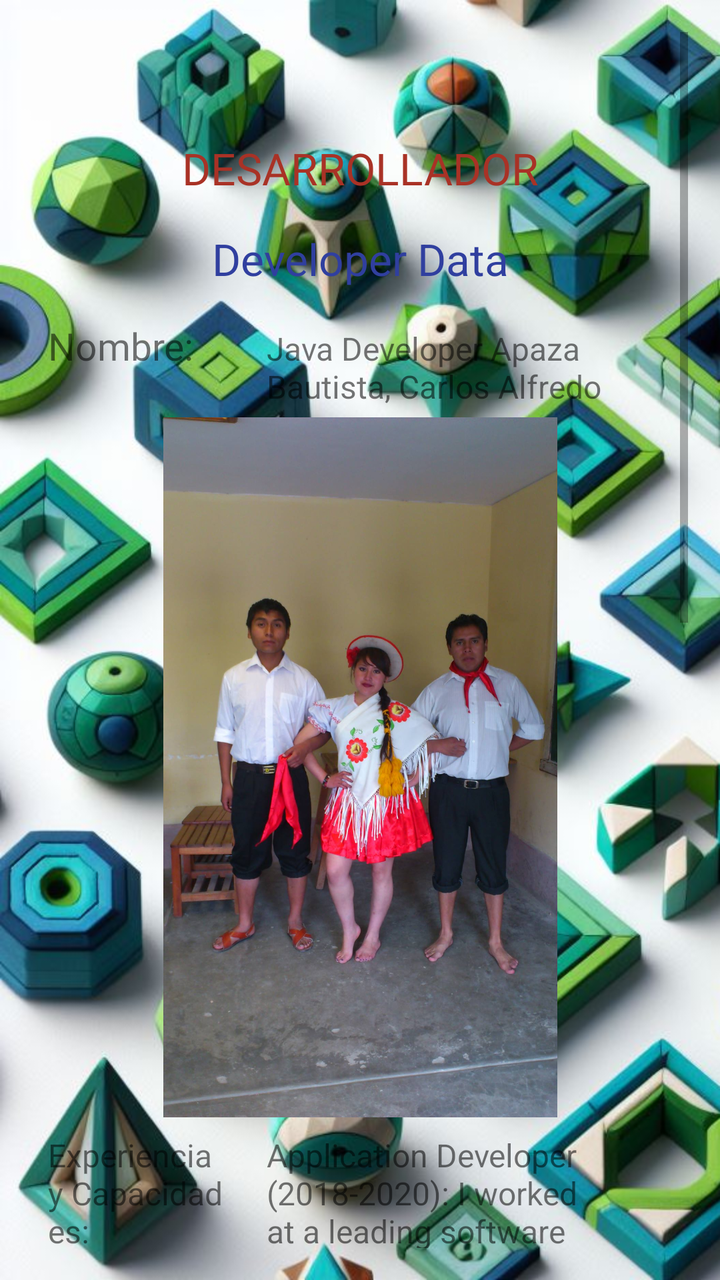
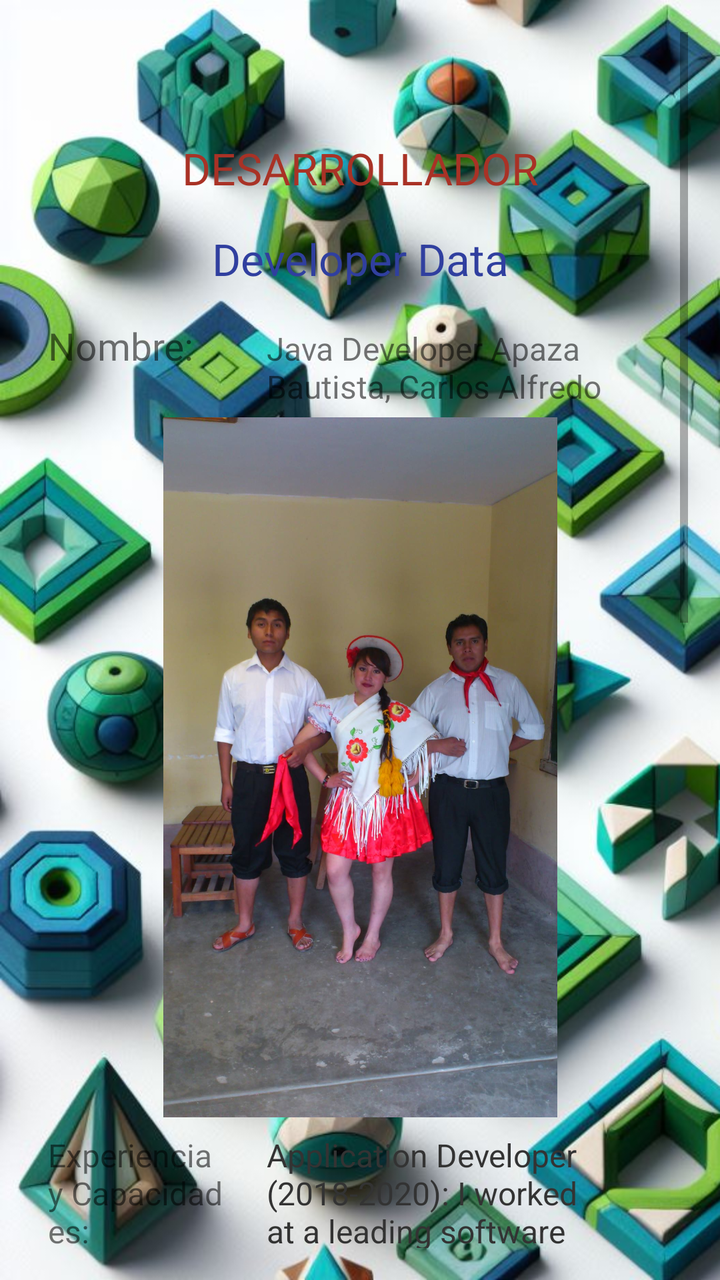

Before-and-after screenshots of an Android layout around one commit, followed by the original layout XML and the change that was made.
<!-- AndroidManifest.xml: application theme Theme.ContabilidadBasicaBolivia -->
<!-- res/layout/fragment_gaming.xml -->
<?xml version="1.0" encoding="utf-8"?>
<FrameLayout xmlns:android="http://schemas.android.com/apk/res/android"
    xmlns:tools="http://schemas.android.com/tools"
    android:layout_width="match_parent"
    android:layout_height="match_parent"
    android:background="@drawable/fondoverde8"
    tools:context=".Facturacion">

    
    <ScrollView
        android:layout_width="match_parent"
        android:layout_height="match_parent"
        android:layout_margin="16dp">

        
        <LinearLayout
            android:layout_width="match_parent"
            android:layout_height="wrap_content"
            android:orientation="vertical">
            <TextView
                android:layout_width="match_parent"
                android:layout_height="wrap_content"
                android:fontFamily="@font/numero_dos"
                android:gravity="center"
                android:padding="8dp"
                android:textColor="#A93226"
                android:textSize="22sp" />

            
            <TextView
                android:layout_width="match_parent"
                android:layout_height="wrap_content"
                android:fontFamily="@font/numero_dos"
                android:gravity="center"
                android:padding="8dp"
                android:textColor="#A93226"
                android:text="DESARROLLADOR"
                android:textSize="22sp" />
            <TextView
                android:layout_width="match_parent"
                android:layout_height="wrap_content"
                android:fontFamily="sans-serif"
                android:padding="8dp"
                android:textColor="#303F9F"
                android:gravity="center"
                android:text="Developer Data"
                android:textSize="22sp" />

            <TableLayout
                android:layout_width="match_parent"
                android:layout_height="wrap_content">

                
                <TableRow>
                    <TextView
                        android:layout_width="0dp"
                        android:layout_height="wrap_content"
                        android:layout_weight="0.5"
                        android:fontFamily="@font/archivo_black"
                        android:padding="8dp"
                        android:text="Nombre:"
                        android:textSize="19sp" />

                    <TextView
                        android:layout_width="0dp"
                        android:layout_height="wrap_content"
                        android:layout_weight="1"
                        android:fontFamily="sans-serif"
                        android:padding="8dp"
                        android:text="Java Developer Apaza Bautista, Carlos Alfredo"
                        android:textSize="16sp" />
                </TableRow>

                <TableRow
                    android:layout_width="match_parent"
                    android:layout_height="wrap_content">

                    <ImageView
                        android:id="@+id/imagenView"
                        android:layout_width="350dp"
                        android:layout_height="350dp"
                        android:layout_weight="2.5"
                        android:scaleType="centerInside"
                        android:src="@drawable/amigos" />

                </TableRow>
                
                <TableRow>
                    <TextView
                        android:layout_width="0dp"
                        android:layout_height="wrap_content"
                        android:layout_weight="0.5"
                        android:fontFamily="@font/archivo_black"
                        android:padding="8dp"
                        android:text="Experiencia y Capacidades:"
                        android:textSize="16sp" />

                    <TextView
                        android:layout_width="0dp"
                        android:layout_height="wrap_content"
                        android:layout_weight="1"
                        android:fontFamily="sans-serif"
                        android:padding="8dp"
                        android:text="Application Developer (2018-2020): I worked at a leading software company specializing in the development of enterprise applications in Java. During my tenure, I was involved in the creation and maintenance of human resources and accounting management systems. I implemented efficient and scalable solutions using Java technologies such as the Spring Framework and Hibernate.

Senior Software Engineer in Game Development (2020-Present): Currently, I am part of a game development team where we leverage Java for creating mobile and desktop applications. My responsibilities include designing game systems, optimizing performance, and solving complex problems."
                        android:textSize="16sp" />
                </TableRow>
                <TableRow>
                    <TextView
                        android:layout_width="0dp"
                        android:layout_height="wrap_content"
                        android:layout_weight="0.5"
                        android:fontFamily="@font/archivo_black"
                        android:padding="8dp"
                        android:text="Educación:"
                        android:textSize="16sp" />

                    <TextView
                        android:layout_width="0dp"
                        android:layout_height="wrap_content"
                        android:layout_weight="1"
                        android:fontFamily="sans-serif"
                        android:padding="8dp"
                        android:text="mathematician"
                        android:textSize="16sp" />
                </TableRow>
                <TableRow>
                    <TextView
                        android:layout_width="0dp"
                        android:layout_height="wrap_content"
                        android:layout_weight="0.5"
                        android:fontFamily="@font/archivo_black"
                        android:padding="8dp"
                        android:text="Lugar de Nacimiento"
                        android:textSize="16sp" />

                    <TextView
                        android:layout_width="0dp"
                        android:layout_height="wrap_content"
                        android:layout_weight="1"
                        android:fontFamily="sans-serif"
                        android:padding="8dp"
                        android:text="La Paz, Bolivia"
                        android:textSize="16sp" />
                </TableRow>
            </TableLayout>

            
            <TextView
                android:layout_width="match_parent"
                android:layout_height="wrap_content"
                android:fontFamily="sans-serif"
                android:padding="8dp"
                android:text=""
                android:textSize="22sp" />

            

        </LinearLayout>
    </ScrollView>
</FrameLayout>
<!-- resources referenced by this layout -->
<resources>
  <!-- drawable amigos: jpg bitmap (drawable, 146306 bytes) -->
  <!-- drawable fondoverde8: png bitmap (drawable, 1007646 bytes) -->
  <style name="Theme.ContabilidadBasicaBolivia" parent="Base.Theme.ContabilidadBasicaBolivia" />
  <style name="Base.Theme.ContabilidadBasicaBolivia" parent="Theme.MaterialComponents.DayNight.NoActionBar">
          
          
          <item name="colorPrimary">@color/white</item>
          <item name="colorPrimaryVariant">@color/black</item>
          <item name="android:textColorPrimary">@color/white</item>
          <item name="android:statusBarColor">@color/red</item>
  
      </style>
  <color name="white">#FFFFFFFF</color>
  <color name="black">#FF000000</color>
  <color name="red">#5DC1B9</color>
</resources>

<!-- the commit's change to res/layout/fragment_gaming.xml (unified diff, before → after) -->
@@ -101,6 +101,7 @@
                         android:layout_weight="1"
                         android:fontFamily="sans-serif"
                         android:padding="8dp"
+                        android:textColor="#333333"
                         android:text="Application Developer (2018-2020): I worked at a leading software company specializing in the development of enterprise applications in Java. During my tenure, I was involved in the creation and maintenance of human resources and accounting management systems. I implemented efficient and scalable solutions using Java technologies such as the Spring Framework and Hibernate.
 
 Senior Software Engineer in Game Development (2020-Present): Currently, I am part of a game development team where we leverage Java for creating mobile and desktop applications. My responsibilities include designing game systems, optimizing performance, and solving complex problems."
@@ -122,6 +123,7 @@ Senior Software Engineer in Game Development (2020-Present): Currently, I am par
                         android:layout_weight="1"
                         android:fontFamily="sans-serif"
                         android:padding="8dp"
+                        android:textColor="#333333"
                         android:text="mathematician"
                         android:textSize="16sp" />
                 </TableRow>
@@ -141,6 +143,7 @@ Senior Software Engineer in Game Development (2020-Present): Currently, I am par
                         android:layout_weight="1"
                         android:fontFamily="sans-serif"
                         android:padding="8dp"
+                        android:textColor="#333333"
                         android:text="La Paz, Bolivia"
                         android:textSize="16sp" />
                 </TableRow>
